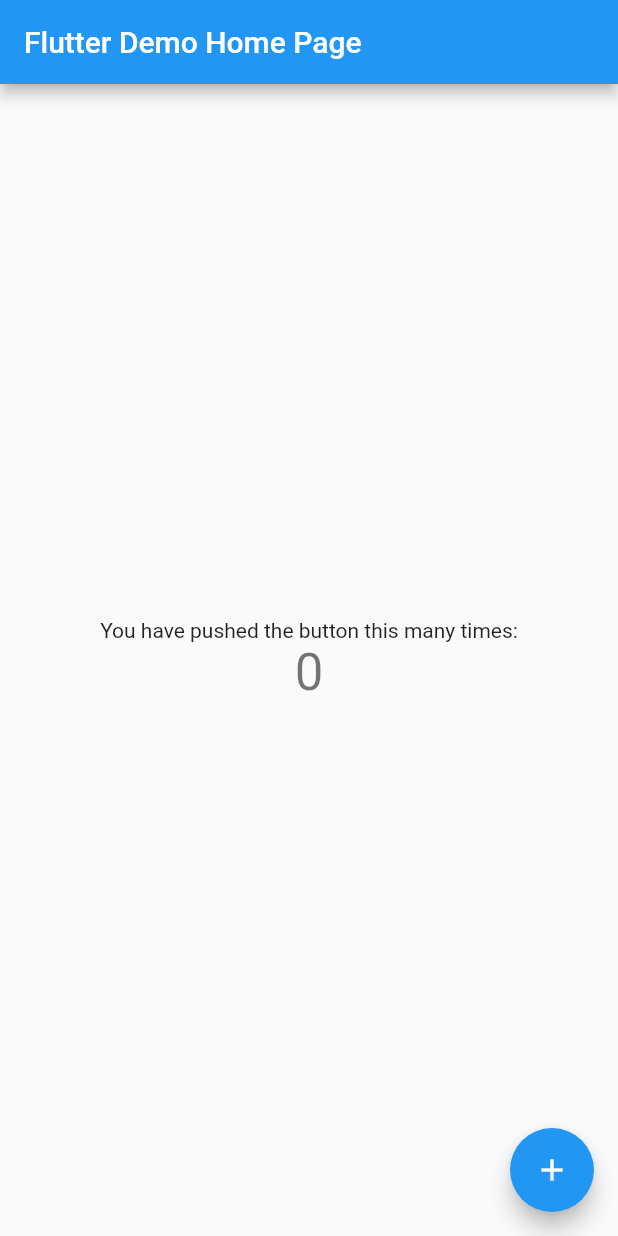
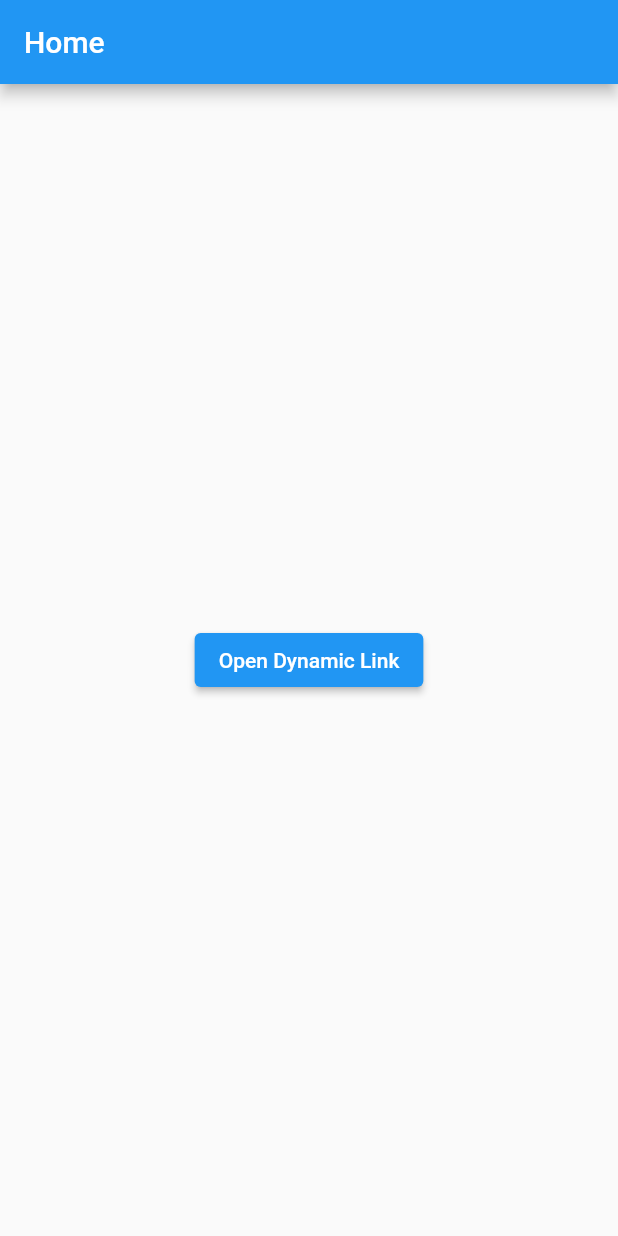
Before and after one commit to tomoyuki28jp/firebase_dynamic_links_sample, a Flutter app: the screen it shows after launch, on a phone screen of 412 x 824 dp. Run offline on Flutter 3.47's test engine with Material 2 defaults, Android fonts, the phone set to English and light mode, and no system bars; our stand-ins replace firebase_core, firebase_dynamic_links; accounts and stored records are empty.

Commit message:
feat: use Firebase Dynamic Links

```diff
--- a/lib/main.dart
+++ b/lib/main.dart
@@ -1,5 +1,7 @@
 import 'package:firebase_core/firebase_core.dart';
+import 'package:firebase_dynamic_links/firebase_dynamic_links.dart';
 import 'package:flutter/material.dart';
+import 'package:url_launcher/url_launcher.dart';
 
 import 'firebase_options.dart';
 
@@ -21,103 +23,39 @@
     return MaterialApp(
       title: 'Flutter Demo',
       theme: ThemeData(
-        // This is the theme of your application.
-        //
-        // Try running your application with "flutter run". You'll see the
-        // application has a blue toolbar. Then, without quitting the app, try
-        // changing the primarySwatch below to Colors.green and then invoke
-        // "hot reload" (press "r" in the console where you ran "flutter run",
-        // or simply save your changes to "hot reload" in a Flutter IDE).
-        // Notice that the counter didn't reset back to zero; the application
-        // is not restarted.
         primarySwatch: Colors.blue,
       ),
-      home: const MyHomePage(title: 'Flutter Demo Home Page'),
+      home: const MyHomePage(),
     );
   }
 }
 
-class MyHomePage extends StatefulWidget {
-  const MyHomePage({super.key, required this.title});
+class MyHomePage extends StatelessWidget {
+  const MyHomePage({Key? key}) : super(key: key);
 
-  // This widget is the home page of your application. It is stateful, meaning
-  // that it has a State object (defined below) that contains fields that affect
-  // how it looks.
+  Future<Uri> _buildDynamicLink() async {
+    final dynamicLinkParams = DynamicLinkParameters(
+      link: Uri.parse("https://www.example.com/"),
+      uriPrefix: "https://dynamiclinkssample2.page.link",
+    );
+    return await FirebaseDynamicLinks.instance.buildLink(dynamicLinkParams);
+  }
 
-  // This class is the configuration for the state. It holds the values (in this
-  // case the title) provided by the parent (in this case the App widget) and
-  // used by the build method of the State. Fields in a Widget subclass are
-  // always marked "final".
-
-  final String title;
-
-  @override
-  State<MyHomePage> createState() => _MyHomePageState();
-}
-
-class _MyHomePageState extends State<MyHomePage> {
-  int _counter = 0;
-
-  void _incrementCounter() {
-    setState(() {
-      // This call to setState tells the Flutter framework that something has
-      // changed in this State, which causes it to rerun the build method below
-      // so that the display can reflect the updated values. If we changed
-      // _counter without calling setState(), then the build method would not be
-      // called again, and so nothing would appear to happen.
-      _counter++;
-    });
+  void _openDynamicLink() async {
+    launchUrl(await _buildDynamicLink(), mode: LaunchMode.externalApplication);
   }
 
   @override
   Widget build(BuildContext context) {
-    // This method is rerun every time setState is called, for instance as done
-    // by the _incrementCounter method above.
-    //
-    // The Flutter framework has been optimized to make rerunning build methods
-    // fast, so that you can just rebuild anything that needs updating rather
-    // than having to individually change instances of widgets.
     return Scaffold(
-      appBar: AppBar(
-        // Here we take the value from the MyHomePage object that was created by
-        // the App.build method, and use it to set our appbar title.
-        title: Text(widget.title),
-      ),
-      body: Center(
-        // Center is a layout widget. It takes a single child and positions it
-        // in the middle of the parent.
-        child: Column(
-          // Column is also a layout widget. It takes a list of children and
-          // arranges them vertically. By default, it sizes itself to fit its
-          // children horizontally, and tries to be as tall as its parent.
-          //
-          // Invoke "debug painting" (press "p" in the console, choose the
-          // "Toggle Debug Paint" action from the Flutter Inspector in Android
-          // Studio, or the "Toggle Debug Paint" command in Visual Studio Code)
-          // to see the wireframe for each widget.
-          //
-          // Column has various properties to control how it sizes itself and
-          // how it positions its children. Here we use mainAxisAlignment to
-          // center the children vertically; the main axis here is the vertical
-          // axis because Columns are vertical (the cross axis would be
-          // horizontal).
-          mainAxisAlignment: MainAxisAlignment.center,
-          children: <Widget>[
-            const Text(
-              'You have pushed the button this many times:',
-            ),
-            Text(
-              '$_counter',
-              style: Theme.of(context).textTheme.headline4,
-            ),
-          ],
+        appBar: AppBar(
+          title: const Text("Home"),
         ),
-      ),
-      floatingActionButton: FloatingActionButton(
-        onPressed: _incrementCounter,
-        tooltip: 'Increment',
-        child: const Icon(Icons.add),
-      ), // This trailing comma makes auto-formatting nicer for build methods.
-    );
+        body: Center(
+          child: ElevatedButton(
+            onPressed: _openDynamicLink,
+            child: const Text('Open Dynamic Link'),
+          ),
+        ));
   }
 }
--- a/pubspec.yaml
+++ b/pubspec.yaml
@@ -37,6 +37,8 @@
   # Use with the CupertinoIcons class for iOS style icons.
   cupertino_icons: ^1.0.2
   firebase_core: ^2.3.0
+  firebase_dynamic_links: ^5.0.6
+  url_launcher: ^6.1.6
 
 dev_dependencies:
   flutter_test:
```
Also changed, not shown: pubspec.lock, 8 other files.
